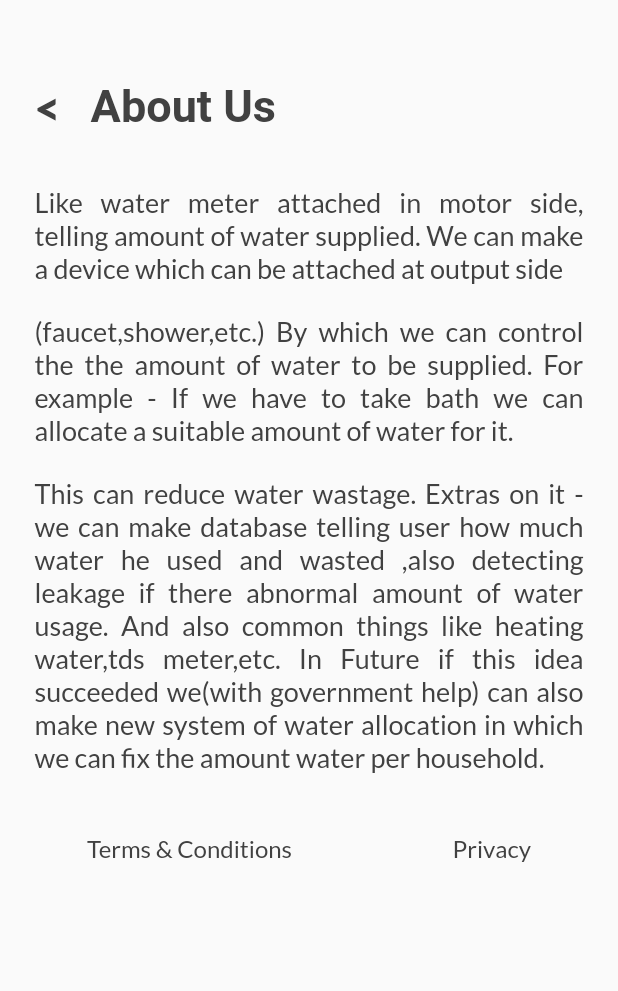
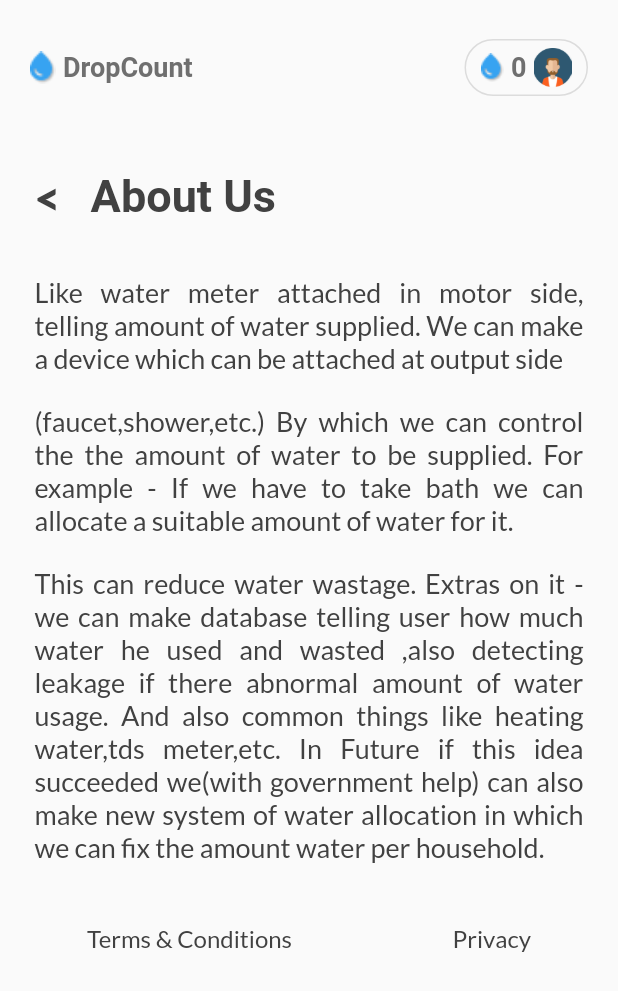
Before and after one commit to dscmriirs/DropCount, a Flutter app: the screen it shows after launch, on a phone screen of 412 x 824 dp. Shown: the top 991 px of the screen. Run offline on Flutter 3.47's test engine with Material 2 defaults, Android fonts, the phone set to English and light mode, and no system bars; our stand-ins replace google_fonts.

Commit message:
completed app bar

```diff
--- a/lib/components/appBar.dart
+++ b/lib/components/appBar.dart
@@ -1,19 +1,73 @@
 import 'package:flutter/material.dart';
+import 'package:google_fonts/google_fonts.dart';
 
 class appBar extends StatelessWidget with PreferredSizeWidget {
-  const appBar({Key? key}) : super(key: key);
-
+  final int streak;
+  const appBar({Key? key, this.streak = 0}) : super(key: key);
   @override
   Widget build(BuildContext context) {
     return Container(
-      padding: const EdgeInsets.symmetric(horizontal: 20, vertical: 25),
-      height: 30,
-      child: Row(
-        children: [Image.asset('assets/images/drop.png')],
-      ),
-    );
+        padding: const EdgeInsets.symmetric(horizontal: 20, vertical: 25),
+        child: Column(
+            mainAxisAlignment: MainAxisAlignment.center,
+            crossAxisAlignment: CrossAxisAlignment.center,
+            children: [
+              Row(
+                children: [
+                  Image.asset(
+                    'assets/images/drop.png',
+                    width: 17,
+                    fit: BoxFit.fill,
+                  ),
+                  Container(
+                    padding: const EdgeInsets.only(left: 5),
+                    child: Text(
+                      'DropCount',
+                      textAlign: TextAlign.justify,
+                      style: GoogleFonts.roboto(
+                        fontSize: 18,
+                        fontWeight: FontWeight.w700,
+                        color: const Color.fromRGBO(111, 111, 111, 1),
+                      ),
+                    ),
+                  ),
+                  const Spacer(),
+                  Container(
+                    padding: const EdgeInsets.all(5),
+                    decoration: BoxDecoration(
+                        border: Border.all(
+                            color: const Color.fromARGB(255, 220, 220, 220)),
+                        borderRadius:
+                            const BorderRadius.all(Radius.circular(20))),
+                    child: Row(children: [
+                      Padding(
+                          padding: EdgeInsets.symmetric(horizontal: 5),
+                          child: Image.asset(
+                            'assets/images/drop.png',
+                            width: 15,
+                          )),
+                      Text(
+                        streak.toString(),
+                        textAlign: TextAlign.justify,
+                        style: GoogleFonts.roboto(
+                          fontSize: 18,
+                          fontWeight: FontWeight.w700,
+                          color: const Color.fromRGBO(111, 111, 111, 1),
+                        ),
+                      ),
+                      Padding(
+                          padding: EdgeInsets.symmetric(horizontal: 5),
+                          child: Image.asset(
+                            'assets/images/userIcon.png',
+                            width: 25,
+                          ))
+                    ]),
+                  ),
+                ],
+              ),
+            ]));
   }
 
   @override
-  Size get preferredSize => Size.fromHeight(kToolbarHeight);
+  Size get preferredSize => const Size.fromHeight(90);
 }
```
Also changed, not shown: assets/images/userIcon.png (added).
